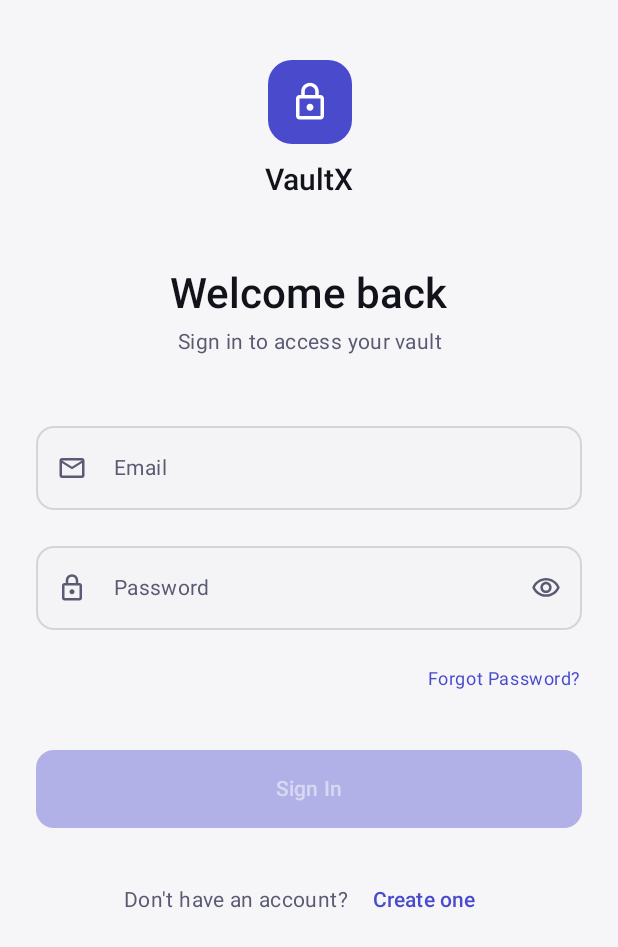
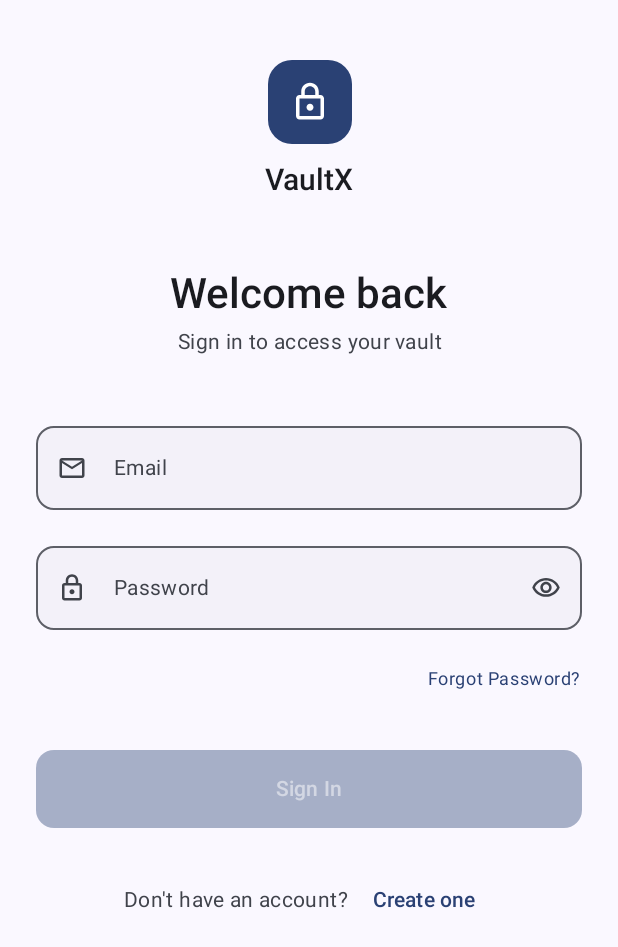
Before and after one commit to masterace572-prog/VaultX, an Android app built with Jetpack Compose: the screen it shows after launch (MainActivity), on a phone screen of 412 x 824 dp. Shown: the top 947 px of the screen. Run offline under Robolectric (Android 15) with nearby library versions, the light colour scheme and no system bars; our stand-ins replace Dagger/Hilt's generated code, Firebase (no records; nobody signed in at launch, a user with empty details on screens opened directly); pictures from the network do not load; 2 statements that could not run were skipped.

Commit message:
Update UI to use vibrant multi-color theme and dynamic colors

```diff
--- a/vaultx-user/build.gradle.kts
+++ b/vaultx-user/build.gradle.kts
@@ -16,8 +16,8 @@ android {
         applicationId = "com.vaultx.user"
         minSdk = 26
         targetSdk = 35
-        versionCode = 3
-        versionName = "1.2.0"
+        versionCode = 4
+        versionName = "1.2.1"
         testInstrumentationRunner = "androidx.test.runner.AndroidJUnitRunner"
         buildConfigField("int", "APP_VERSION_CODE", versionCode.toString())
         buildConfigField("String", "APP_VERSION_NAME", "\"$versionName\"")
--- a/vaultx-user/src/main/java/com/vaultx/user/presentation/theme/Color.kt
+++ b/vaultx-user/src/main/java/com/vaultx/user/presentation/theme/Color.kt
@@ -8,55 +8,55 @@ import androidx.compose.ui.graphics.Color
 // ─────────────────────────────────────────────────────────────────────────────
 
 // ── Dark Mode Palette ─────────────────────────────────────────────────────────
-val DarkBackground        = Color(0xFF0E0E10)  // Near-black charcoal
-val DarkSurface           = Color(0xFF1A1A1E)  // Elevated card surface
-val DarkSurfaceVariant    = Color(0xFF252529)  // Slightly lighter surface
-val DarkSurfaceContainer  = Color(0xFF1E1E22)  // Container color
-val DarkOutline           = Color(0xFF3A3A3F)  // Subtle dividers / borders
-val DarkOutlineFocused    = Color(0xFF7A7AFF)  // Active input border
+val DarkBackground        = Color(0xFF0B0B14)  // Deep midnight blue/black
+val DarkSurface           = Color(0xFF161625)  // Elevated deep blue-tinted card
+val DarkSurfaceVariant    = Color(0xFF222236)  // Lighter surface
+val DarkSurfaceContainer  = Color(0xFF19192B)  // Container color
+val DarkOutline           = Color(0xFF383854)  // Subtle dividers
+val DarkOutlineFocused    = Color(0xFF9D63FF)  // Active input border (Vibrant Purple)
 
-val DarkPrimary           = Color(0xFF7A7AFF)  // Soft indigo — brand accent
-val DarkPrimaryVariant    = Color(0xFF5C5CCC)  // Pressed / hover state
+val DarkPrimary           = Color(0xFFFF528E)  // Vibrant Pink/Rose — brand accent
+val DarkPrimaryVariant    = Color(0xFFD6316C)  // Pressed / hover state
 val DarkOnPrimary         = Color(0xFFFFFFFF)
 
-val DarkSecondary         = Color(0xFF4CAF82)  // Muted emerald — success / premium
-val DarkOnSecondary       = Color(0xFFFFFFFF)
+val DarkSecondary         = Color(0xFF00E5FF)  // Bright Cyan — success / premium
+val DarkOnSecondary       = Color(0xFF000000)
 
-val DarkError             = Color(0xFFE57373)  // Muted red — errors
+val DarkError             = Color(0xFFFF5252)  // Vibrant red
 val DarkOnError           = Color(0xFFFFFFFF)
 
-val DarkOnBackground      = Color(0xFFF1F1F3)  // Near-white text on dark bg
-val DarkOnSurface         = Color(0xFFE8E8EC)  // Text on cards
-val DarkOnSurfaceVariant  = Color(0xFF9898A6)  // Muted secondary text
+val DarkOnBackground      = Color(0xFFF4F4FA)  // Near-white text on dark bg
+val DarkOnSurface         = Color(0xFFEBEBF5)  // Text on cards
+val DarkOnSurfaceVariant  = Color(0xFFA5A5BA)  // Muted secondary text
 
 // Free / Premium badge colors
-val DarkBadgeFree         = Color(0xFF5A5A6A)  // Muted grey
-val DarkBadgePremium      = Color(0xFFD4AF37)  // Warm gold
+val DarkBadgeFree         = Color(0xFF6A6A80)
+val DarkBadgePremium      = Color(0xFFFFD700)  // Gold
 
 // ── Light Mode Palette ────────────────────────────────────────────────────────
-val LightBackground       = Color(0xFFF6F6F8)  // Warm off-white
+val LightBackground       = Color(0xFFF8F8FC)  // Very light lavender/grey
 val LightSurface          = Color(0xFFFFFFFF)  // Pure white cards
-val LightSurfaceVariant   = Color(0xFFEFEFF3)  // Very light grey
-val LightSurfaceContainer = Color(0xFFF0F0F5)
-val LightOutline          = Color(0xFFD4D4DC)
-val LightOutlineFocused   = Color(0xFF5C5CCC)
+val LightSurfaceVariant   = Color(0xFFEEEEF6)  // Very light grey with blue tint
+val LightSurfaceContainer = Color(0xFFF2F2F9)
+val LightOutline          = Color(0xFFC7C7D6)
+val LightOutlineFocused   = Color(0xFF7C3AED)  // Deep Purple
 
-val LightPrimary          = Color(0xFF4A4ACC)  // Deeper indigo for light mode
-val LightPrimaryVariant   = Color(0xFF3737A8)
+val LightPrimary          = Color(0xFFE11D48)  // Deep Rose Pink
+val LightPrimaryVariant   = Color(0xFFBE123C)
 val LightOnPrimary        = Color(0xFFFFFFFF)
 
-val LightSecondary        = Color(0xFF2E7D5A)  // Deep emerald
+val LightSecondary        = Color(0xFF0891B2)  // Deep Cyan
 val LightOnSecondary      = Color(0xFFFFFFFF)
 
-val LightError            = Color(0xFFB00020)
+val LightError            = Color(0xFFDC2626)
 val LightOnError          = Color(0xFFFFFFFF)
 
-val LightOnBackground     = Color(0xFF12121A)  // Deep charcoal text on light
-val LightOnSurface        = Color(0xFF1A1A24)
+val LightOnBackground     = Color(0xFF13131A)
+val LightOnSurface        = Color(0xFF1B1B26)
 val LightOnSurfaceVariant = Color(0xFF5A5A72)
 
 val LightBadgeFree        = Color(0xFF8A8A9A)
-val LightBadgePremium     = Color(0xFFB8860B)  // Dark golden
+val LightBadgePremium     = Color(0xFFD97706)  // Dark golden
 
 // ── Shimmer Colors ────────────────────────────────────────────────────────────
 val ShimmerDarkBase       = Color(0xFF1E1E22)
@@ -66,7 +66,7 @@ val ShimmerLightHighlight = Color(0xFFF5F5F9)
 
 // ── Platform Brand Colors (for category badges) ───────────────────────────────
 val PlatformInstagram     = Color(0xFFE1306C)
-val PlatformTwitterX      = Color(0xFF14171A)
+val PlatformTwitterX      = Color(0xFF1DA1F2)  // Classic vibrant Twitter Blue
 val PlatformFacebook      = Color(0xFF1877F2)
 val PlatformGoogle        = Color(0xFF4285F4)
 val PlatformGame          = Color(0xFF9C27B0)
--- a/vaultx-user/src/main/java/com/vaultx/user/presentation/theme/Theme.kt
+++ b/vaultx-user/src/main/java/com/vaultx/user/presentation/theme/Theme.kt
@@ -82,9 +82,12 @@ fun VaultXTheme(
     darkTheme: Boolean = isSystemInDarkTheme(),
     // If overridden by user setting, use that; otherwise use system
     userDarkModeOverride: Boolean? = null,
+    // Enable dynamic color support by default
+    dynamicColor: Boolean = true,
     content: @Composable () -> Unit
 ) {
     val effectiveDarkMode = userDarkModeOverride ?: darkTheme
+    val context = androidx.compose.ui.platform.LocalContext.current
 
     // Smooth crossfade animation on theme toggle
     val animatedPrimary by animateColorAsState(
@@ -103,14 +106,16 @@ fun VaultXTheme(
         label = "surface_color"
     )
 
-    val colorScheme = if (effectiveDarkMode) {
-        DarkColorScheme.copy(
+    val colorScheme = when {
+        dynamicColor && android.os.Build.VERSION.SDK_INT >= android.os.Build.VERSION_CODES.S -> {
+            if (effectiveDarkMode) dynamicDarkColorScheme(context) else dynamicLightColorScheme(context)
+        }
+        effectiveDarkMode -> DarkColorScheme.copy(
             primary = animatedPrimary,
             background = animatedBackground,
             surface = animatedSurface
         )
-    } else {
-        LightColorScheme.copy(
+        else -> LightColorScheme.copy(
             primary = animatedPrimary,
             background = animatedBackground,
             surface = animatedSurface
--- a/vaultx-user/src/main/java/com/vaultx/user/presentation/ui/components/AccountComponents.kt
+++ b/vaultx-user/src/main/java/com/vaultx/user/presentation/ui/components/AccountComponents.kt
@@ -69,11 +69,13 @@ fun AccountCard(
     onClick:       () -> Unit,
     modifier:      Modifier = Modifier
 ) {
+    val visual = platformVisual(platformType)
     Surface(
         onClick       = onClick,
         modifier      = modifier.fillMaxWidth(),
         shape         = ShapeCard,
         color         = MaterialTheme.colorScheme.surface,
+        border        = androidx.compose.foundation.BorderStroke(1.5.dp, visual.color.copy(alpha = 0.4f)),
         tonalElevation = 0.dp,
     ) {
         Row(
```
Also changed, not shown: 2 other files.
